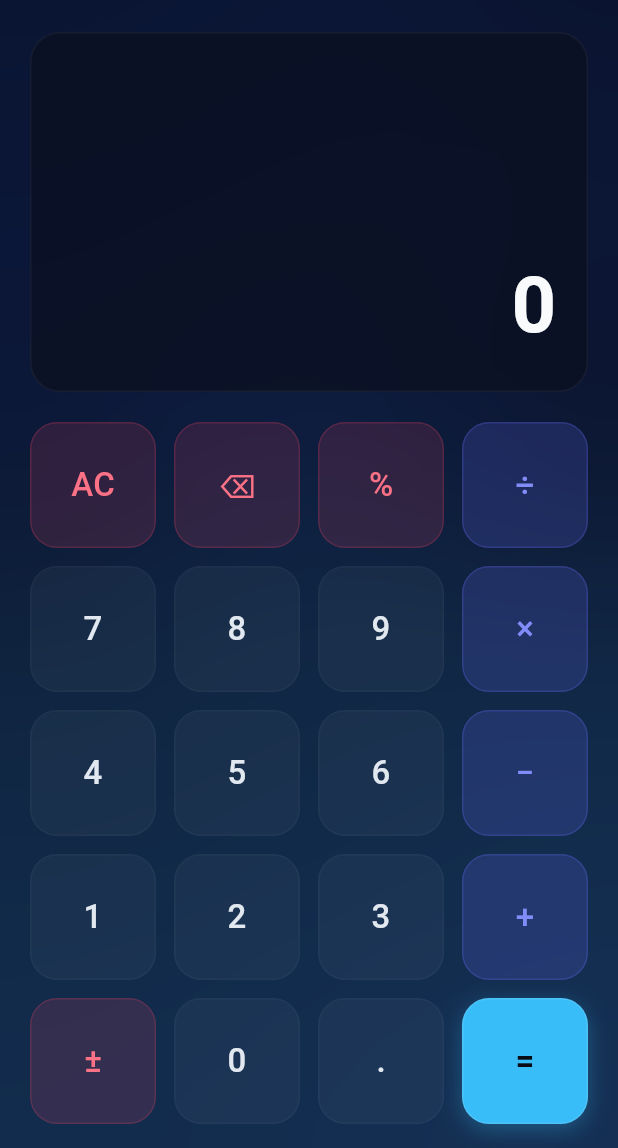
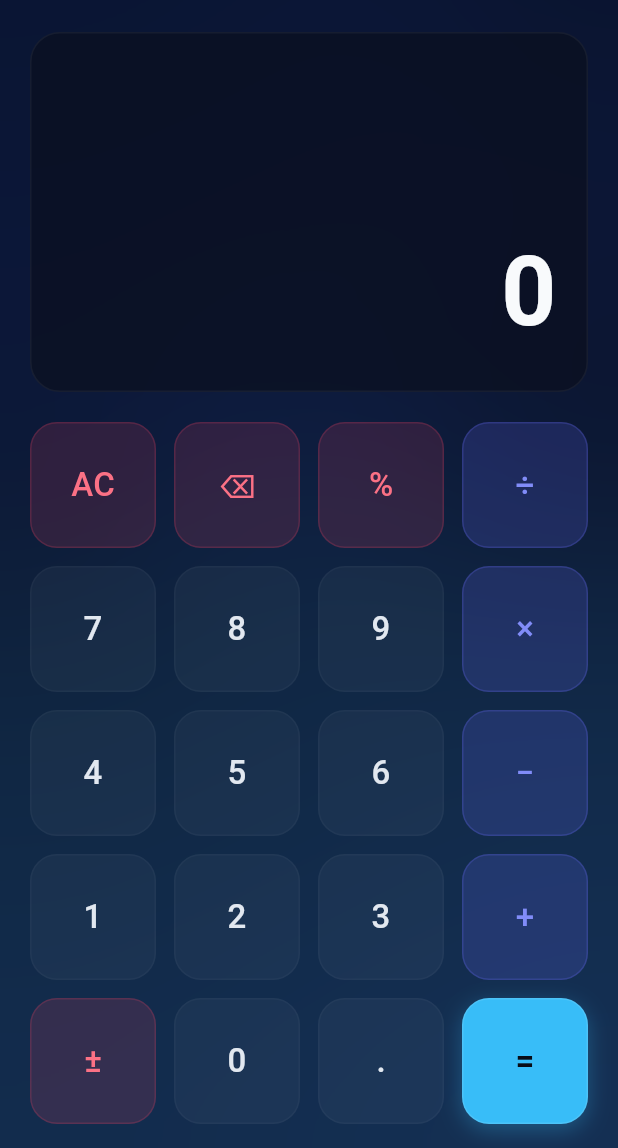
Before and after one commit to Rupam852/Calculator, a Flutter app: the screen it shows after launch, on a phone screen of 412 x 824 dp, the part 88-1236 px from its top. Run offline on Flutter 3.47's test engine with Material 3 defaults, Android fonts, the phone set to English and light mode, and no system bars; our stand-ins replace shared_preferences.

Commit message:
Enlarge screen text size to professional proportions (28 for preview, 64 for main input)

```diff
--- a/flutter_calculator/lib/screens/calculator_screen.dart
+++ b/flutter_calculator/lib/screens/calculator_screen.dart
@@ -372,7 +372,7 @@ class _CalculatorScreenState extends State<CalculatorScreen> {
                       : ''),
               style: TextStyle(
                 color: textMuted,
-                fontSize: isMobile ? 22 : 16,
+                fontSize: isMobile ? 28 : 16,
                 fontWeight: isMobile ? FontWeight.w500 : FontWeight.w400,
               ),
             ),
@@ -387,7 +387,7 @@ class _CalculatorScreenState extends State<CalculatorScreen> {
               style: TextStyle(
                 color: textMain,
                 fontSize: isMobile
-                    ? (screenWidth < 360 ? 46 : 52)
+                    ? (screenWidth < 360 ? 54 : 64)
                     : (screenWidth < 360 ? 30 : 36),
                 fontWeight: isMobile ? FontWeight.w600 : FontWeight.w500,
               ),
```
